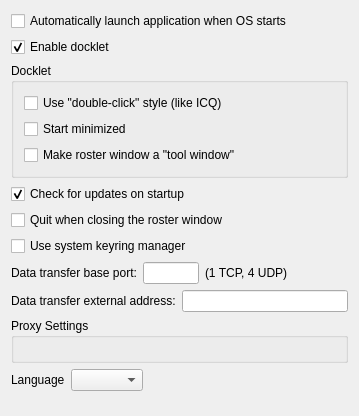
First picture: the form in src/options/opt_application.ui, repository psi-im/psi, before the edit.
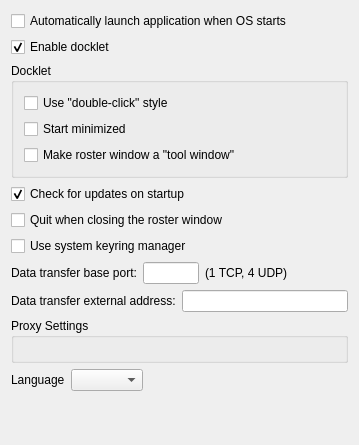
Second picture: the form after the edit.

What changed in the file:
```diff
--- a/src/options/opt_application.ui
+++ b/src/options/opt_application.ui
@@ -7,7 +7,7 @@
     <x>0</x>
     <y>0</y>
     <width>359</width>
-    <height>416</height>
+    <height>445</height>
    </rect>
   </property>
   <property name="windowTitle">
@@ -55,7 +55,7 @@
       <item>
        <widget class="QCheckBox" name="ck_dockDCstyle">
         <property name="text">
-         <string>Use &quot;double-click&quot; style (like ICQ)</string>
+         <string>Use &quot;double-click&quot; style</string>
         </property>
        </widget>
       </item>
```
Left out of the diff: 8 changed lines with no effect on the pictures.
